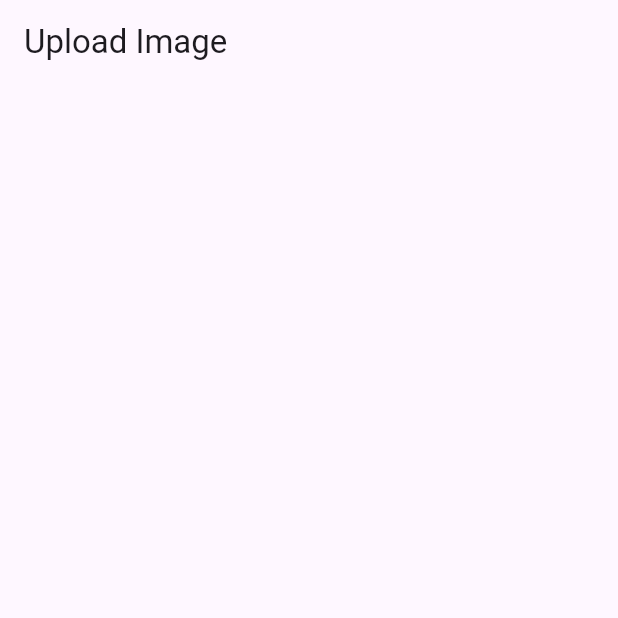
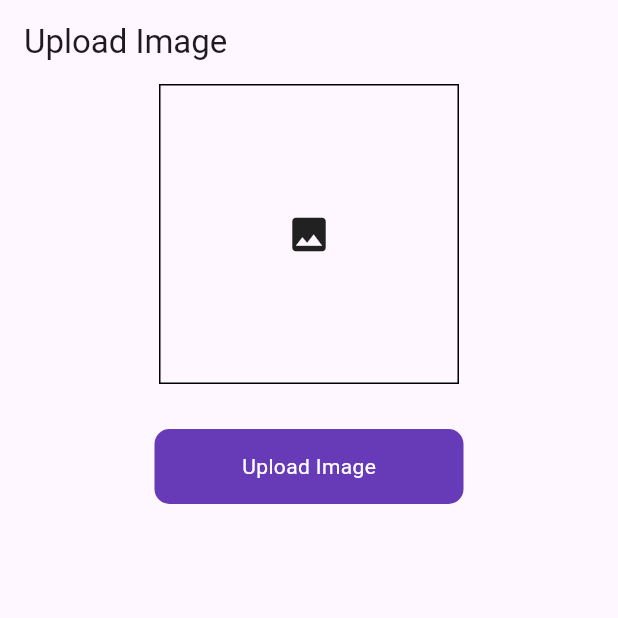
Before and after one commit to praneshp1org/firebase-integration-in-flutter-app, a Flutter app: the UploadImage screen opened directly, on a phone screen of 412 x 824 dp, the top half of it. Run offline on Flutter 3.47's test engine with Material 2 defaults, Android fonts, the phone set to English and light mode, and no system bars; our stand-ins replace cloud_firestore, firebase_auth, firebase_core, firebase_database, firebase_storage, fluttertoast and 2 more; missing offline and left inert: firebase_phone_auth_handler; accounts and stored records are empty.

Commit message:
upload image feature added

```diff
--- a/lib/ui/upload_image.dart
+++ b/lib/ui/upload_image.dart
@@ -1,4 +1,11 @@
+import 'dart:io';
+
+import 'package:firebase_crud/utils/utils.dart';
+import 'package:firebase_crud/widgets/round_button.dart';
+import 'package:firebase_database/firebase_database.dart';
 import 'package:flutter/material.dart';
+import 'package:image_picker/image_picker.dart';
+import 'package:firebase_storage/firebase_storage.dart' as firebase_storage;
 
 class UploadImage extends StatefulWidget {
   const UploadImage({super.key});
@@ -8,6 +15,27 @@ class UploadImage extends StatefulWidget {
 }
 
 class _UploadImageState extends State<UploadImage> {
+  File? _image;
+  bool _loading = false;
+
+  final picker = ImagePicker();
+  final databaseRef =
+      FirebaseDatabase.instance.ref('Users'); //database reference
+  firebase_storage.FirebaseStorage _storage =
+      firebase_storage.FirebaseStorage.instance;
+
+  Future getGalleryImage() async {
+    final pickedFile =
+        await picker.pickImage(source: ImageSource.gallery, imageQuality: 80);
+    setState(() {
+      if (pickedFile != null) {
+        _image = File(pickedFile.path);
+      } else {
+        print('No file picked!');
+      }
+    });
+  }
+
   @override
   Widget build(BuildContext context) {
     return Scaffold(
@@ -15,7 +43,62 @@ class _UploadImageState extends State<UploadImage> {
         title: Text('Upload Image'),
       ),
       body: Column(
-        children: [],
+        children: [
+          Center(
+            child: InkWell(
+              onTap: () {
+                getGalleryImage();
+              },
+              child: Container(
+                height: 200,
+                width: 200,
+                decoration:
+                    BoxDecoration(border: Border.all(color: Colors.black)),
+                child: (_image != null)
+                    ? Image.file(_image!.absolute)
+                    : Center(
+                        child: Icon(
+                          Icons.image,
+                          size: 30,
+                        ),
+                      ),
+              ),
+            ),
+          ),
+          SizedBox(
+            height: 30,
+          ),
+          RoundButton(
+              title: 'Upload Image',
+              loading: _loading,
+              onTap: () async {
+                setState(() {
+                  _loading = true;
+                });
+                firebase_storage.Reference ref = firebase_storage
+                    .FirebaseStorage.instance
+                    .ref('/foldername' + '1224');
+                firebase_storage.UploadTask uploadTask =
+                    ref.putFile(_image!.absolute);
+
+                Future.value(uploadTask).then((value) {
+                  var newUrl = ref.getDownloadURL();
+
+                  databaseRef.child('1').set(
+                      {'id': '1212', 'title': newUrl.toString()}).then((value) {
+                    setState(() {
+                      _loading = false;
+                    });
+                  }).onError((error, stackTrace) {
+                    setState(() {
+                      _loading = false;
+                    });
+                  });
+
+                  toastUtil().showToast('Photo Uploaded!');
+                });
+              })
+        ],
       ),
     );
   }
--- a/lib/widgets/round_button.dart
+++ b/lib/widgets/round_button.dart
@@ -16,6 +16,7 @@ class RoundButton extends StatelessWidget {
       onTap: onTap,
       child: Container(
         height: 50,
+        width: MediaQuery.of(context).size.width / 2,
         decoration: BoxDecoration(
           color: Colors.deepPurple,
           borderRadius: BorderRadius.circular(10),
--- a/pubspec.yaml
+++ b/pubspec.yaml
@@ -38,11 +38,13 @@ dependencies:
   firebase_core: ^1.23.0
   firebase_auth: ^3.10.0
   get: ^4.6.5
+
   cloud_firestore: ^3.4.9
   fluttertoast: ^8.0.9
   firebase_phone_auth_handler: ^1.0.6
   firebase_database: ^9.1.7
   image_picker: ^0.8.6
+  firebase_storage: ^10.3.11
 
 dev_dependencies:
   flutter_test:
```
Also changed, not shown: pubspec.lock, 1 other file.
